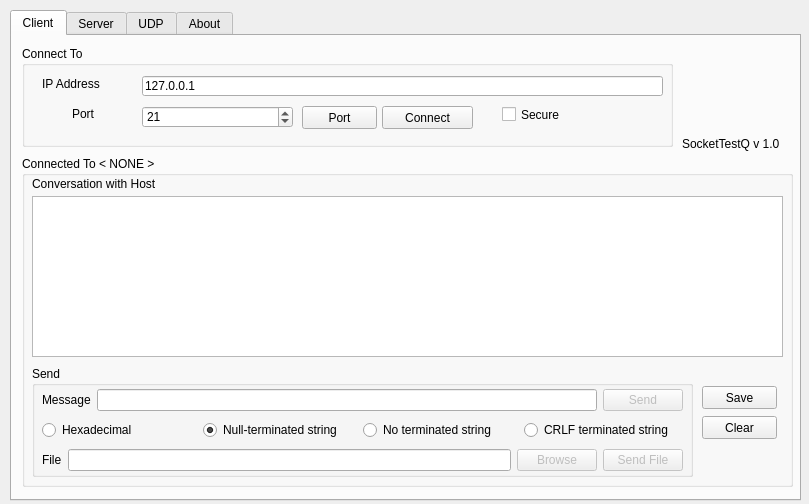
Old version of the form SocketTestQ.ui in the repository embeddedmz/SocketTestQt.
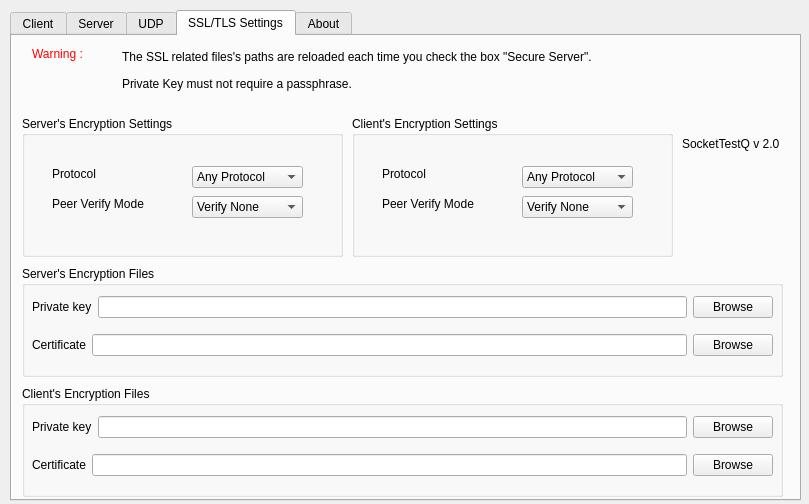
New version of the form. The open tabs and pages were chosen to show the change. Icons and pictures are not drawn.

Commit message: SocketTestQ v2.0beta : Added SSL server feature and SSL settings.

```diff
--- a/SocketTestQ.ui
+++ b/SocketTestQ.ui
@@ -361,7 +361,7 @@
       </rect>
      </property>
      <property name="text">
-      <string>SocketTestQ v 1.0</string>
+      <string>SocketTestQ v 2.0</string>
      </property>
     </widget>
     <widget class="QLabel" name="label_31">
@@ -1128,6 +1128,426 @@
      </property>
     </widget>
    </widget>
+   <widget class="QWidget" name="uiSSL">
+    <attribute name="title">
+     <string>SSL/TLS Settings</string>
+    </attribute>
+    <widget class="QGroupBox" name="groupBox_2">
+     <property name="geometry">
+      <rect>
+       <x>10</x>
+       <y>230</y>
+       <width>761</width>
+       <height>111</height>
+      </rect>
+     </property>
+     <property name="title">
+      <string>Server's Encryption Files</string>
+     </property>
+     <widget class="QWidget" name="verticalLayoutWidget_3">
+      <property name="geometry">
+       <rect>
+        <x>10</x>
+        <y>20</y>
+        <width>741</width>
+        <height>81</height>
+       </rect>
+      </property>
+      <layout class="QVBoxLayout" name="verticalLayout_3">
+       <item>
+        <layout class="QHBoxLayout" name="horizontalLayout_7">
+         <item>
+          <widget class="QLabel" name="label_27">
+           <property name="text">
+            <string>Private key</string>
+           </property>
+          </widget>
+         </item>
+         <item>
+          <widget class="QLineEdit" name="uiKeyFile"/>
+         </item>
+         <item>
+          <widget class="QPushButton" name="uiBtnLoadKey">
+           <property name="enabled">
+            <bool>true</bool>
+           </property>
+           <property name="text">
+            <string>Browse</string>
+           </property>
+          </widget>
+         </item>
+        </layout>
+       </item>
+       <item>
+        <layout class="QHBoxLayout" name="horizontalLayout_8">
+         <item>
+          <widget class="QLabel" name="label_28">
+           <property name="text">
+            <string>Certificate</string>
+           </property>
+          </widget>
+         </item>
+         <item>
+          <widget class="QLineEdit" name="uiCertFile"/>
+         </item>
+         <item>
+          <widget class="QPushButton" name="uiBtnLoadCert">
+           <property name="enabled">
+            <bool>true</bool>
+           </property>
+           <property name="text">
+            <string>Browse</string>
+           </property>
+          </widget>
+         </item>
+        </layout>
+       </item>
+      </layout>
+     </widget>
+    </widget>
+    <widget class="QLabel" name="label_26">
+     <property name="geometry">
+      <rect>
+       <x>110</x>
+       <y>10</y>
+       <width>541</width>
+       <height>21</height>
+      </rect>
+     </property>
+     <property name="text">
+      <string>The SSL related files's paths are reloaded each time you check the box &quot;Secure Server&quot;.</string>
+     </property>
+    </widget>
+    <widget class="QLabel" name="label_33">
+     <property name="geometry">
+      <rect>
+       <x>110</x>
+       <y>40</y>
+       <width>481</width>
+       <height>16</height>
+      </rect>
+     </property>
+     <property name="text">
+      <string>Private Key must not require a passphrase.</string>
+     </property>
+    </widget>
+    <widget class="QLabel" name="label_34">
+     <property name="geometry">
+      <rect>
+       <x>690</x>
+       <y>30</y>
+       <width>81</width>
+       <height>71</height>
+      </rect>
+     </property>
+     <property name="text">
+      <string/>
+     </property>
+     <property name="pixmap">
+      <pixmap resource="Image.qrc">:/Picture/original icons/ethernet.png</pixmap>
+     </property>
+    </widget>
+    <widget class="QLabel" name="label_35">
+     <property name="geometry">
+      <rect>
+       <x>670</x>
+       <y>100</y>
+       <width>121</width>
+       <height>16</height>
+      </rect>
+     </property>
+     <property name="text">
+      <string>SocketTestQ v 2.0</string>
+     </property>
+    </widget>
+    <widget class="QLabel" name="label_36">
+     <property name="geometry">
+      <rect>
+       <x>20</x>
+       <y>10</y>
+       <width>71</width>
+       <height>16</height>
+      </rect>
+     </property>
+     <property name="styleSheet">
+      <string notr="true">QLabel { color : red; }</string>
+     </property>
+     <property name="text">
+      <string>Warning :</string>
+     </property>
+    </widget>
+    <widget class="QGroupBox" name="groupBox_4">
+     <property name="geometry">
+      <rect>
+       <x>10</x>
+       <y>80</y>
+       <width>321</width>
+       <height>141</height>
+      </rect>
+     </property>
+     <property name="title">
+      <string>Server's Encryption Settings</string>
+     </property>
+     <widget class="QComboBox" name="uiCBProtocol">
+      <property name="geometry">
+       <rect>
+        <x>170</x>
+        <y>50</y>
+        <width>111</width>
+        <height>22</height>
+       </rect>
+      </property>
+      <item>
+       <property name="text">
+        <string>Any Protocol</string>
+       </property>
+      </item>
+      <item>
+       <property name="text">
+        <string>SSLv2</string>
+       </property>
+      </item>
+      <item>
+       <property name="text">
+        <string>SSLv3</string>
+       </property>
+      </item>
+      <item>
+       <property name="text">
+        <string>TLSv1.0</string>
+       </property>
+      </item>
+     </widget>
+     <widget class="QLabel" name="label_37">
+      <property name="geometry">
+       <rect>
+        <x>30</x>
+        <y>50</y>
+        <width>131</width>
+        <height>16</height>
+       </rect>
+      </property>
+      <property name="text">
+       <string>Protocol</string>
+      </property>
+     </widget>
+     <widget class="QLabel" name="label_38">
+      <property name="geometry">
+       <rect>
+        <x>30</x>
+        <y>80</y>
+        <width>131</width>
+        <height>16</height>
+       </rect>
+      </property>
+      <property name="text">
+       <string>Peer Verify Mode</string>
+      </property>
+     </widget>
+     <widget class="QComboBox" name="uiCBVerifyMode">
+      <property name="geometry">
+       <rect>
+        <x>170</x>
+        <y>80</y>
+        <width>111</width>
+        <height>22</height>
+       </rect>
+      </property>
+      <item>
+       <property name="text">
+        <string>Verify None</string>
+       </property>
+      </item>
+      <item>
+       <property name="text">
+        <string>Query Peer</string>
+       </property>
+      </item>
+      <item>
+       <property name="text">
+        <string>Verify Peer</string>
+       </property>
+      </item>
+      <item>
+       <property name="text">
+        <string>Auto Verify Peer</string>
+       </property>
+      </item>
+     </widget>
+    </widget>
+    <widget class="QGroupBox" name="groupBox_9">
+     <property name="geometry">
+      <rect>
+       <x>10</x>
+       <y>350</y>
+       <width>761</width>
+       <height>111</height>
+      </rect>
+     </property>
+     <property name="title">
+      <string>Client's Encryption Files</string>
+     </property>
+     <widget class="QWidget" name="verticalLayoutWidget_4">
+      <property name="geometry">
+       <rect>
+        <x>10</x>
+        <y>20</y>
+        <width>741</width>
+        <height>81</height>
+       </rect>
+      </property>
+      <layout class="QVBoxLayout" name="verticalLayout_4">
+       <item>
+        <layout class="QHBoxLayout" name="horizontalLayout_9">
+         <item>
+          <widget class="QLabel" name="label_39">
+           <property name="text">
+            <string>Private key</string>
+           </property>
+          </widget>
+         </item>
+         <item>
+          <widget class="QLineEdit" name="uiKeyFileCli"/>
+         </item>
+         <item>
+          <widget class="QPushButton" name="uiBtnLoadKeyCli">
+           <property name="enabled">
+            <bool>true</bool>
+           </property>
+           <property name="text">
+            <string>Browse</string>
+           </property>
+          </widget>
+         </item>
+        </layout>
+       </item>
+       <item>
+        <layout class="QHBoxLayout" name="horizontalLayout_10">
+         <item>
+          <widget class="QLabel" name="label_40">
+           <property name="text">
+            <string>Certificate</string>
+           </property>
+          </widget>
+         </item>
+         <item>
+          <widget class="QLineEdit" name="uiCertFileCli"/>
+         </item>
+         <item>
+          <widget class="QPushButton" name="uiBtnLoadCertCli">
+           <property name="enabled">
+            <bool>true</bool>
+           </property>
+           <property name="text">
+            <string>Browse</string>
+           </property>
+          </widget>
+         </item>
+        </layout>
+       </item>
+      </layout>
+     </widget>
+    </widget>
+    <widget class="QGroupBox" name="groupBox_11">
+     <property name="geometry">
+      <rect>
+       <x>340</x>
+       <y>80</y>
+       <width>321</width>
+       <height>141</height>
+      </rect>
+     </property>
+     <property name="title">
+      <string>Client's Encryption Settings</string>
+     </property>
+     <widget class="QComboBox" name="uiCBProtocolCli">
+      <property name="geometry">
+       <rect>
+        <x>170</x>
+        <y>50</y>
+        <width>111</width>
+        <height>22</height>
+       </rect>
+      </property>
+      <item>
+       <property name="text">
+        <string>Any Protocol</string>
+       </property>
+      </item>
+      <item>
+       <property name="text">
+        <string>SSLv2</string>
+       </property>
+      </item>
+      <item>
+       <property name="text">
+        <string>SSLv3</string>
+       </property>
+      </item>
+      <item>
+       <property name="text">
+        <string>TLSv1.0</string>
+       </property>
+      </item>
+     </widget>
+     <widget class="QLabel" name="label_41">
+      <property name="geometry">
+       <rect>
+        <x>30</x>
+        <y>50</y>
+        <width>131</width>
+        <height>16</height>
+       </rect>
+      </property>
+      <property name="text">
+       <string>Protocol</string>
+      </property>
+     </widget>
+     <widget class="QLabel" name="label_42">
+      <property name="geometry">
+       <rect>
+        <x>30</x>
+        <y>80</y>
+        <width>131</width>
+        <height>16</height>
+       </rect>
+      </property>
+      <property name="text">
+       <string>Peer Verify Mode</string>
+      </property>
+     </widget>
+     <widget class="QComboBox" name="uiCBVerifyModeCli">
+      <property name="geometry">
+       <rect>
+        <x>170</x>
+        <y>80</y>
+        <width>111</width>
+        <height>22</height>
+       </rect>
+      </property>
+      <item>
+       <property name="text">
+        <string>Verify None</string>
+       </property>
+      </item>
+      <item>
+       <property name="text">
+        <string>Query Peer</string>
+       </property>
+      </item>
+      <item>
+       <property name="text">
+        <string>Verify Peer</string>
+       </property>
+      </item>
+      <item>
+       <property name="text">
+        <string>Auto Verify Peer</string>
+       </property>
+      </item>
+     </widget>
+    </widget>
+   </widget>
    <widget class="QWidget" name="uiAbout">
     <attribute name="title">
      <string>About</string>
```
Left out of the diff: 45 changed lines with no effect on the pictures. The commit also changes 5 other files.
